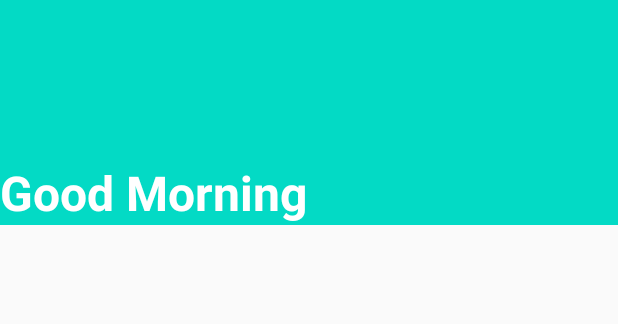
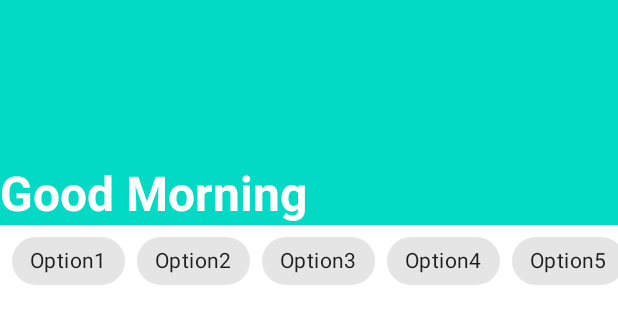
Before and after one commit to informramiz/common-ui-views, an Android app: the layout activity_main.xml on its own in the app's theme, with its tools: preview values and no code run, on a phone screen of 412 x 824 dp. Shown: the top 324 px of the screen. Run offline under Robolectric (Android 15) with nearby library versions, the phone set to English and light mode, and no system bars.

Commit message:
feat: Add chip group example

```diff
--- a/CommonUIViews/app/src/main/res/layout/activity_main.xml
+++ b/CommonUIViews/app/src/main/res/layout/activity_main.xml
@@ -16,10 +16,16 @@
         android:layout_width="match_parent"
         android:layout_height="match_parent"
         app:layout_behavior="@string/appbar_scrolling_view_behavior">
-        <github.informramiz.commonuiviews.cardscontainer.InteractableRecyclerView
-            android:id="@+id/cardsContainer"
+        <LinearLayout
             android:layout_width="match_parent"
-            android:layout_height="wrap_content" />
+            android:layout_height="wrap_content"
+            android:orientation="vertical">
+            <include layout="@layout/chip_layout"/>
+            <github.informramiz.commonuiviews.cardscontainer.InteractableRecyclerView
+                android:id="@+id/cardsContainer"
+                android:layout_width="match_parent"
+                android:layout_height="wrap_content" />
+        </LinearLayout>
     </androidx.core.widget.NestedScrollView>
 
 </androidx.coordinatorlayout.widget.CoordinatorLayout>
--- /dev/null
+++ b/CommonUIViews/app/src/main/res/layout/chip_layout.xml
@@ -0,0 +1,47 @@
+<?xml version="1.0" encoding="utf-8"?>
+<HorizontalScrollView xmlns:android="http://schemas.android.com/apk/res/android"
+    xmlns:app="http://schemas.android.com/apk/res-auto"
+    android:layout_width="match_parent"
+    android:layout_height="wrap_content"
+    android:clipToPadding="false"
+    android:paddingStart="8dp"
+    android:paddingEnd="8dp"
+    android:scrollbars="none">
+
+    <com.google.android.material.chip.ChipGroup
+        android:layout_width="wrap_content"
+        android:layout_height="wrap_content"
+        app:singleLine="true"
+        app:singleSelection="true">
+
+        <com.google.android.material.chip.Chip
+            android:layout_width="wrap_content"
+            android:layout_height="wrap_content"
+            android:text="Option1" />
+
+        <com.google.android.material.chip.Chip
+            android:layout_width="wrap_content"
+            android:layout_height="wrap_content"
+            android:text="Option2" />
+
+        <com.google.android.material.chip.Chip
+            android:layout_width="wrap_content"
+            android:layout_height="wrap_content"
+            android:text="Option3" />
+
+        <com.google.android.material.chip.Chip
+            android:layout_width="wrap_content"
+            android:layout_height="wrap_content"
+            android:text="Option4" />
+
+        <com.google.android.material.chip.Chip
+            android:layout_width="wrap_content"
+            android:layout_height="wrap_content"
+            android:text="Option5" />
+
+        <com.google.android.material.chip.Chip
+            android:layout_width="wrap_content"
+            android:layout_height="wrap_content"
+            android:text="Option6" />
+    </com.google.android.material.chip.ChipGroup>
+</HorizontalScrollView>
--- a/CommonUIViews/app/src/main/res/values/styles.xml
+++ b/CommonUIViews/app/src/main/res/values/styles.xml
@@ -1,6 +1,6 @@
 <resources>
     <!-- Base application theme. -->
-    <style name="AppTheme" parent="Theme.AppCompat.Light.DarkActionBar">
+    <style name="AppTheme" parent="Theme.MaterialComponents.Light.DarkActionBar">
         <!-- Customize your theme here. -->
         <item name="colorPrimary">@color/colorPrimary</item>
         <item name="colorPrimaryDark">@color/colorPrimaryDark</item>
```
